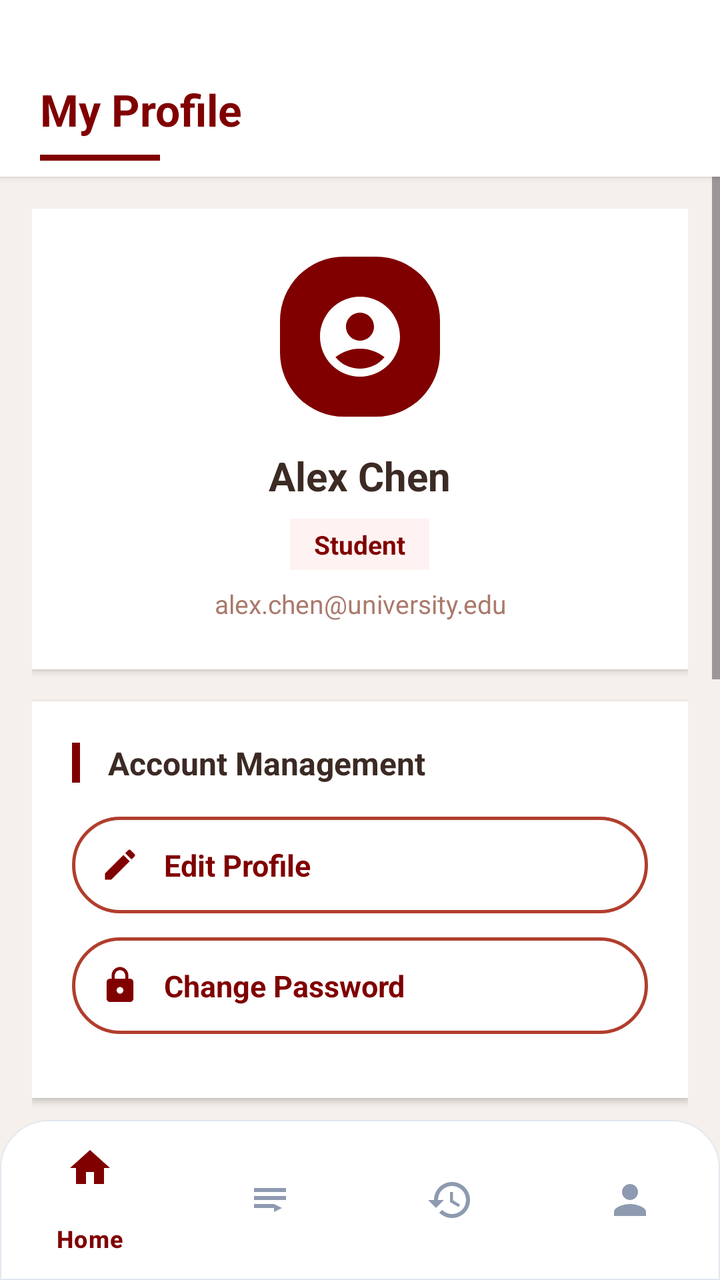
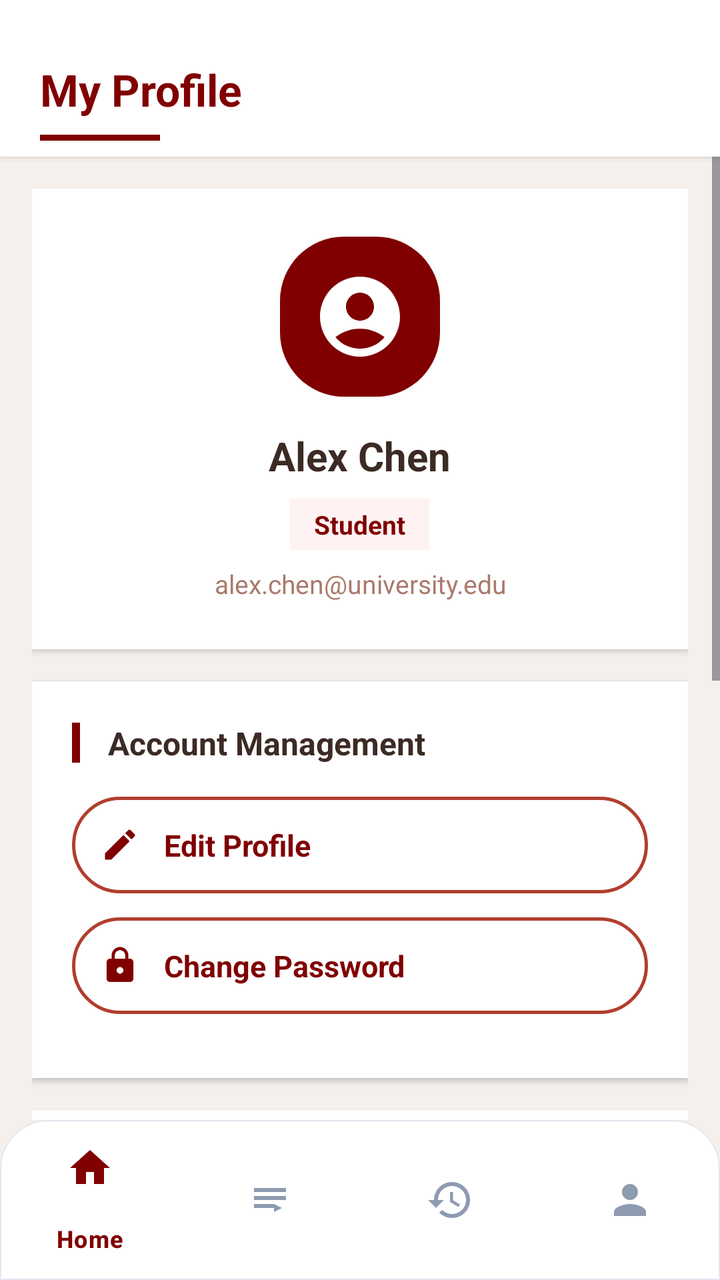

Compare the two renders of this Android layout. The source of the first and the diff that turns it into the second are given below.
<!-- AndroidManifest.xml: application theme Theme.UTMSPACE_HostelBookingSystem -->
<!-- res/layout/activity_profile.xml -->
<?xml version="1.0" encoding="utf-8"?>
<LinearLayout xmlns:android="http://schemas.android.com/apk/res/android"
    xmlns:app="http://schemas.android.com/apk/res-auto"
    android:layout_width="match_parent"
    android:layout_height="match_parent"
    android:orientation="vertical"
    android:background="#F5F0EB">

    <LinearLayout
        android:layout_width="match_parent"
        android:layout_height="wrap_content"
        android:orientation="vertical"
        android:background="#FFFFFF"
        android:elevation="2dp"
        android:paddingTop="40dp"
        android:paddingBottom="8dp">

        <TextView
            android:layout_width="wrap_content"
            android:layout_height="wrap_content"
            android:text="My Profile"
            android:textSize="22sp"
            android:textStyle="bold"
            android:textColor="#800000"
            android:layout_marginStart="20dp"
            android:fontFamily="sans-serif" />

        <View
            android:layout_width="60dp"
            android:layout_height="3dp"
            android:layout_marginStart="20dp"
            android:layout_marginTop="8dp"
            android:background="#800000" />

    </LinearLayout>

    <ScrollView
        android:layout_width="match_parent"
        android:layout_height="0dp"
        android:layout_weight="1"
        android:fillViewport="true">

        <LinearLayout
            android:layout_width="match_parent"
            android:layout_height="wrap_content"
            android:orientation="vertical"
            android:padding="16dp">

            <LinearLayout
                android:layout_width="match_parent"
                android:layout_height="wrap_content"
                android:orientation="vertical"
                android:background="#FFFFFF"
                android:padding="24dp"
                android:elevation="2dp"
                android:layout_marginBottom="16dp">

                <LinearLayout
                    android:id="@+id/profileAvatar"
                    android:layout_width="80dp"
                    android:layout_height="80dp"
                    android:background="@drawable/avatar_background"
                    android:gravity="center"
                    android:layout_gravity="center"
                    android:layout_marginBottom="16dp">

                    <ImageView
                        android:id="@+id/ivProfilePicture"
                        android:layout_width="48dp"
                        android:layout_height="48dp"
                        android:src="@drawable/ic_account_circle" />

                </LinearLayout>

                <TextView
                    android:id="@+id/tvUserName"
                    android:layout_width="wrap_content"
                    android:layout_height="wrap_content"
                    android:text="Alex Chen"
                    android:textSize="20sp"
                    android:textStyle="bold"
                    android:textColor="#3C2A24"
                    android:gravity="center"
                    android:layout_gravity="center"
                    android:fontFamily="sans-serif" />

                <TextView
                    android:id="@+id/tvUserRole"
                    android:layout_width="wrap_content"
                    android:layout_height="wrap_content"
                    android:text="Student"
                    android:textSize="13sp"
                    android:textStyle="bold"
                    android:textColor="#800000"
                    android:background="#FEF3F2"
                    android:padding="4dp"
                    android:paddingStart="12dp"
                    android:paddingEnd="12dp"
                    android:gravity="center"
                    android:layout_gravity="center"
                    android:layout_marginTop="8dp"
                    android:fontFamily="sans-serif" />

                <TextView
                    android:id="@+id/tvUserEmail"
                    android:layout_width="wrap_content"
                    android:layout_height="wrap_content"
                    android:text="alex.chen@university.edu"
                    android:textSize="13sp"
                    android:textColor="#AA7A6C"
                    android:gravity="center"
                    android:layout_gravity="center"
                    android:layout_marginTop="8dp"
                    android:fontFamily="sans-serif" />

            </LinearLayout>

            <LinearLayout
                android:layout_width="match_parent"
                android:layout_height="wrap_content"
                android:orientation="vertical"
                android:background="#FFFFFF"
                android:padding="20dp"
                android:elevation="2dp"
                android:layout_marginBottom="16dp">

                <LinearLayout
                    android:layout_width="match_parent"
                    android:layout_height="wrap_content"
                    android:orientation="horizontal"
                    android:gravity="center_vertical"
                    android:layout_marginBottom="16dp">

                    <View
                        android:layout_width="4dp"
                        android:layout_height="20dp"
                        android:background="#800000" />

                    <TextView
                        android:layout_width="wrap_content"
                        android:layout_height="wrap_content"
                        android:text=" Account Management"
                        android:textSize="16sp"
                        android:textStyle="bold"
                        android:textColor="#3C2A24"
                        android:layout_marginStart="10dp"
                        android:fontFamily="sans-serif" />

                </LinearLayout>

                <LinearLayout
                    android:id="@+id/btnEditProfile"
                    android:layout_width="match_parent"
                    android:layout_height="wrap_content"
                    android:orientation="horizontal"
                    android:gravity="center_vertical"
                    android:padding="14dp"
                    android:background="@drawable/outline_button_background"
                    android:layout_marginBottom="12dp"
                    android:clickable="true"
                    android:focusable="true">

                    <ImageView
                        android:layout_width="20dp"
                        android:layout_height="20dp"
                        android:src="@drawable/ic_edit"
                        app:tint="#800000" />

                    <TextView
                        android:layout_width="0dp"
                        android:layout_height="wrap_content"
                        android:layout_weight="1"
                        android:text="Edit Profile"
                        android:textSize="15sp"
                        android:textStyle="bold"
                        android:textColor="#800000"
                        android:layout_marginStart="12dp"
                        android:fontFamily="sans-serif" />

                </LinearLayout>

                <LinearLayout
                    android:id="@+id/btnChangePassword"
                    android:layout_width="match_parent"
                    android:layout_height="wrap_content"
                    android:orientation="horizontal"
                    android:gravity="center_vertical"
                    android:padding="14dp"
                    android:background="@drawable/outline_button_background"
                    android:layout_marginBottom="12dp"
                    android:clickable="true"
                    android:focusable="true">

                    <ImageView
                        android:layout_width="20dp"
                        android:layout_height="20dp"
                        android:src="@drawable/ic_lock"
                        app:tint="#800000" />

                    <TextView
                        android:layout_width="0dp"
                        android:layout_height="wrap_content"
                        android:layout_weight="1"
                        android:text="Change Password"
                        android:textSize="15sp"
                        android:textStyle="bold"
                        android:textColor="#800000"
                        android:layout_marginStart="12dp"
                        android:fontFamily="sans-serif" />

                </LinearLayout>

            </LinearLayout>

            <LinearLayout
                android:layout_width="match_parent"
                android:layout_height="wrap_content"
                android:orientation="vertical"
                android:background="#FFFFFF"
                android:padding="20dp"
                android:elevation="2dp"
                android:layout_marginBottom="16dp">

                <LinearLayout
                    android:layout_width="match_parent"
                    android:layout_height="wrap_content"
                    android:orientation="horizontal"
                    android:gravity="center_vertical"
                    android:layout_marginBottom="16dp">

                    <View
                        android:layout_width="4dp"
                        android:layout_height="20dp"
                        android:background="#800000" />

                    <TextView
                        android:layout_width="wrap_content"
                        android:layout_height="wrap_content"
                        android:text=" Security and Privacy"
                        android:textSize="16sp"
                        android:textStyle="bold"
                        android:textColor="#3C2A24"
                        android:layout_marginStart="10dp"
                        android:fontFamily="sans-serif" />

                </LinearLayout>

                <LinearLayout
                    android:id="@+id/btnFingerprint"
                    android:layout_width="match_parent"
                    android:layout_height="wrap_content"
                    android:orientation="horizontal"
                    android:gravity="center_vertical"
                    android:padding="14dp"
                    android:background="@drawable/outline_button_background"
                    android:layout_marginBottom="12dp"
                    android:clickable="true"
                    android:focusable="true">

                    <ImageView
                        android:layout_width="20dp"
                        android:layout_height="20dp"
                        android:src="@drawable/ic_fingerprint"
                        app:tint="#800000" />

                    <TextView
                        android:layout_width="0dp"
                        android:layout_height="wrap_content"
                        android:layout_weight="1"
                        android:text="Fingerprint Verification"
                        android:textSize="15sp"
                        android:textStyle="bold"
                        android:textColor="#800000"
                        android:layout_marginStart="12dp"
                        android:fontFamily="sans-serif" />

                    <Switch
                        android:id="@+id/switchFingerprint"
                        android:layout_width="wrap_content"
                        android:layout_height="wrap_content"
                        android:thumbTint="#800000"
                        android:trackTint="#E2E8F0" />

                </LinearLayout>

            </LinearLayout>

            <LinearLayout
                android:layout_width="match_parent"
                android:layout_height="wrap_content"
                android:orientation="vertical"
                android:background="#FFFFFF"
                android:padding="20dp"
                android:elevation="2dp"
                android:layout_marginBottom="16dp">

                <LinearLayout
                    android:layout_width="match_parent"
                    android:layout_height="wrap_content"
                    android:orientation="horizontal"
                    android:gravity="center_vertical"
                    android:layout_marginBottom="16dp">

                    <View
                        android:layout_width="4dp"
                        android:layout_height="20dp"
                        android:background="#800000" />

                    <TextView
                        android:layout_width="wrap_content"
                        android:layout_height="wrap_content"
                        android:text=" Danger Zone"
                        android:textSize="16sp"
                        android:textStyle="bold"
                        android:textColor="#EF4444"
                        android:layout_marginStart="10dp"
                        android:fontFamily="sans-serif" />

                </LinearLayout>

                <LinearLayout
                    android:id="@+id/btnDeleteAccount"
                    android:layout_width="match_parent"
                    android:layout_height="wrap_content"
                    android:orientation="horizontal"
                    android:gravity="center_vertical"
                    android:padding="14dp"
                    android:background="@drawable/outline_button_background"
                    android:layout_marginBottom="12dp"
                    android:clickable="true"
                    android:focusable="true">

                    <ImageView
                        android:layout_width="20dp"
                        android:layout_height="20dp"
                        android:src="@drawable/ic_delete"
                        app:tint="#EF4444" />

                    <TextView
                        android:layout_width="0dp"
                        android:layout_height="wrap_content"
                        android:layout_weight="1"
                        android:text="Delete Account"
                        android:textSize="15sp"
                        android:textStyle="bold"
                        android:textColor="#EF4444"
                        android:layout_marginStart="12dp"
                        android:fontFamily="sans-serif" />

                </LinearLayout>

            </LinearLayout>

            <LinearLayout
                android:id="@+id/btnLogout"
                android:layout_width="match_parent"
                android:layout_height="wrap_content"
                android:background="@drawable/primary_button_background"
                android:padding="14dp"
                android:gravity="center"
                android:layout_marginTop="8dp"
                android:layout_marginBottom="20dp"
                android:clickable="true"
                android:focusable="true"
                app:backgroundTint="@null">

                <TextView
                    android:layout_width="wrap_content"
                    android:layout_height="wrap_content"
                    android:text="Logout"
                    android:textSize="16sp"
                    android:textStyle="bold"
                    android:textColor="#FFFFFF"
                    android:fontFamily="sans-serif" />

            </LinearLayout>

        </LinearLayout>
    </ScrollView>

    <com.google.android.material.bottomnavigation.BottomNavigationView
        android:id="@+id/bottomNavigationView"
        android:layout_width="match_parent"
        android:layout_height="wrap_content"
        android:background="@drawable/bottom_nav_background"
        app:menu="@menu/student_nav_menu"
        app:itemIconTint="@drawable/nav_item_active"
        app:itemTextColor="@drawable/nav_item_active"
        app:itemRippleColor="@android:color/transparent"
        app:elevation="0dp" />

</LinearLayout>
<!-- resources referenced by this layout -->
<resources>
  <!-- drawable avatar_background (drawable) -->
  <?xml version="1.0" encoding="utf-8"?>
  <shape xmlns:android="http://schemas.android.com/apk/res/android">
      <solid android:color="#800000" />
      <corners android:radius="32dp" />
  </shape>
  <!-- drawable bottom_nav_background (drawable) -->
  <?xml version="1.0" encoding="utf-8"?>
  <shape xmlns:android="http://schemas.android.com/apk/res/android">
      <solid android:color="#FFFFFF" />
      <corners
          android:topLeftRadius="24dp"
          android:topRightRadius="24dp" />
      <stroke android:width="0.5dp" android:color="#E2E8F0" />
  </shape>
  <!-- drawable ic_delete (drawable) -->
  <?xml version="1.0" encoding="utf-8"?>
  <vector xmlns:android="http://schemas.android.com/apk/res/android"
      android:width="24dp"
      android:height="24dp"
      android:viewportWidth="24"
      android:viewportHeight="24">
      <path
          android:fillColor="#EF4444"
          android:pathData="M6,19c0,1.1 0.9,2 2,2h8c1.1,0 2,-0.9 2,-2V7H6v12zM19,4h-3.5l-1,-1h-5l-1,1H5v2h14V4z"/>
  </vector>
  <!-- drawable ic_edit (drawable) -->
  <?xml version="1.0" encoding="utf-8"?>
  <vector xmlns:android="http://schemas.android.com/apk/res/android"
      android:width="24dp"
      android:height="24dp"
      android:viewportWidth="24"
      android:viewportHeight="24">
      <path
          android:fillColor="#800000"
          android:pathData="M3,17.25V21h3.75L17.81,9.94l-3.75,-3.75L3,17.25zM20.71,7.04c0.39,-0.39 0.39,-1.02 0,-1.41l-2.34,-2.34c-0.39,-0.39 -1.02,-0.39 -1.41,0l-1.83,1.83 3.75,3.75 1.83,-1.83z"/>
  </vector>
  <!-- drawable ic_lock (drawable) -->
  <?xml version="1.0" encoding="utf-8"?>
  <vector xmlns:android="http://schemas.android.com/apk/res/android"
      android:width="24dp"
      android:height="24dp"
      android:viewportWidth="24"
      android:viewportHeight="24">
      <path
          android:fillColor="#C96B5A"
          android:pathData="M18,8h-1L17,6c0-2.76-2.24-5-5-5S7,3.24,7,6v2L6,8c-1.1,0-2,0.9-2,2v10c0,1.1,0.9,2,2,2h12c1.1,0,2-0.9,2-2L20,10c0-1.1-0.9-2-2-2zM12,17c-1.1,0-2-0.9-2-2s0.9-2,2-2 2,0.9,2,2-0.9,2-2,2zM15.1,8L8.9,8L8.9,6c0-1.71,1.39-3.1,3.1-3.1 1.71,0,3.1,1.39,3.1,3.1v2z"/>
  </vector>
  <!-- drawable nav_item_active (drawable) -->
  <?xml version="1.0" encoding="utf-8"?>
  <selector xmlns:android="http://schemas.android.com/apk/res/android">
      <item android:state_checked="true" android:color="#800000" />
      <item android:state_selected="true" android:color="#800000" />
      <item android:color="#8D9AB0" />
  </selector>
  <!-- drawable primary_button_background (drawable) -->
  <?xml version="1.0" encoding="utf-8"?>
  <selector xmlns:android="http://schemas.android.com/apk/res/android">
      <item android:state_pressed="true">
          <shape android:shape="rectangle">
              <solid android:color="#5C0000" />
              <corners android:radius="48dp" />
          </shape>
      </item>
      <item>
          <shape android:shape="rectangle">
              <solid android:color="#800000" />
              <corners android:radius="48dp" />
          </shape>
      </item>
  </selector>
  <style name="Theme.UTMSPACE_HostelBookingSystem" parent="Theme.Material3.DayNight.NoActionBar">
  
          
          <item name="android:statusBarColor">@android:color/white</item>
          <item name="android:windowLightStatusBar">true</item>
  
          
          <item name="android:windowBackground">@android:color/white</item>
          <item name="android:colorBackground">@android:color/white</item>
  
      </style>
  <!-- unchanged entries left out for length: 3 -->
</resources>

<!-- the commit's change to res/layout/activity_profile.xml (unified diff, before → after) -->
@@ -12,7 +12,7 @@
         android:orientation="vertical"
         android:background="#FFFFFF"
         android:elevation="2dp"
-        android:paddingTop="40dp"
+        android:paddingTop="30dp"
         android:paddingBottom="8dp">
 
         <TextView
